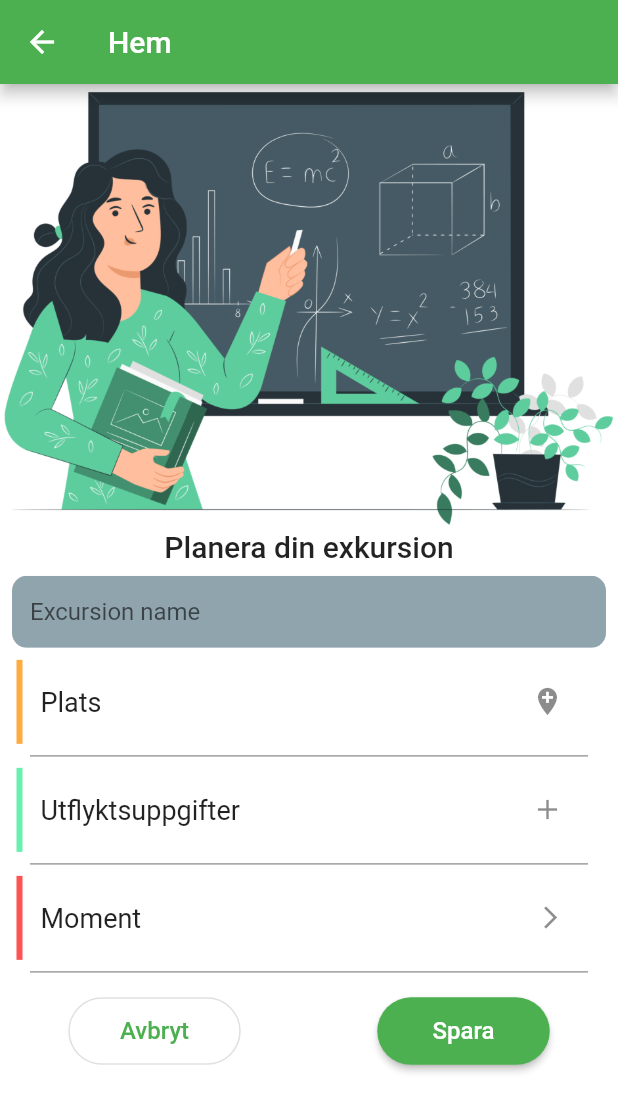
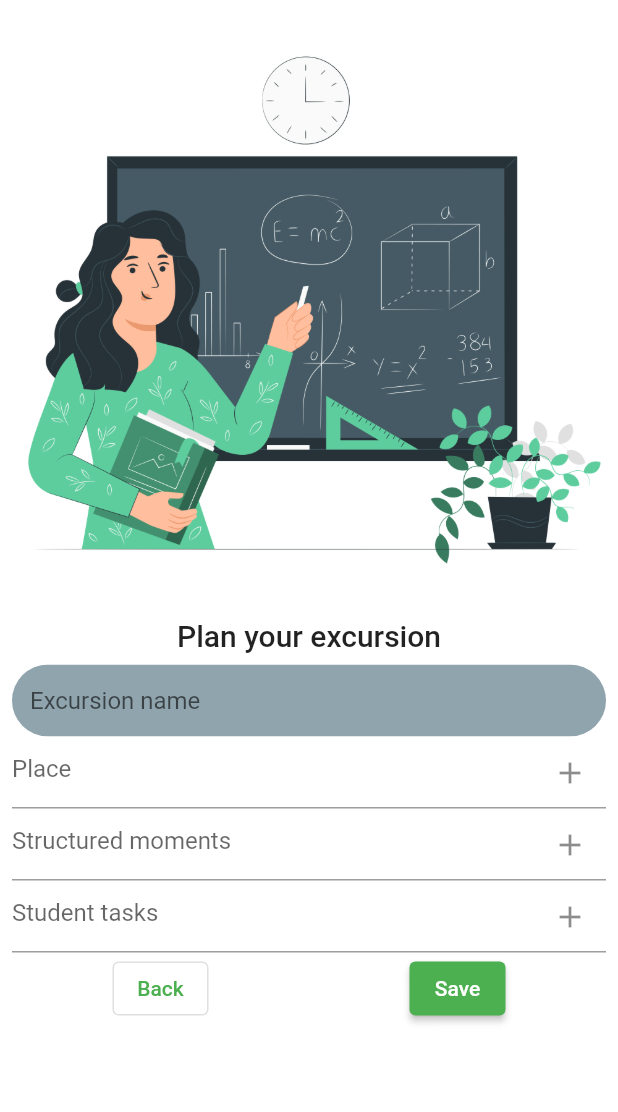
Before and after one commit to maxNyst/FAUNAtic_FrontEnd, a Flutter app: the LecturesScreen screen opened by its route, on a phone screen of 412 x 824 dp. Shown: the top 1112 px of the screen. Run offline on Flutter 3.47's test engine with Material 2 defaults, Android fonts, the phone set to English and light mode, and no system bars; our stand-ins replace firebase_auth, firebase_core, google_fonts; missing offline and left inert: dart:ffi; accounts and stored records are empty; statements that could not run were skipped.

Commit message:
Revert "Features lecurescreen"

```diff
--- a/lib/Screens/Excursions/excursions_screen.dart
+++ b/lib/Screens/Excursions/excursions_screen.dart
@@ -11,6 +11,9 @@ class ExcursionsScreen extends StatelessWidget {
     return Scaffold(
       appBar: AppBar(
         actions: [
+          IconButton(
+              icon: Icon(Icons.outbond_outlined),
+          )
         ],
         title: Text('Hem'),
       ),
@@ -73,6 +76,7 @@ class ExcursionButtons extends StatelessWidget {
             SizedBox(
             height: 225, // constrain height
             child: ListView(
+
               children: [
                 ListTile(
                   leading: Transform.translate(
--- a/lib/Screens/Lecture/lecture_screen.dart
+++ b/lib/Screens/Lecture/lecture_screen.dart
@@ -12,21 +12,17 @@ class LecturesScreen extends StatelessWidget {
       //   onPressed: null,
       //   label: Text('Save'),
       // ),
-      appBar: AppBar(
-        actions: [
-        ],
-        title: Text('Hem'),
-      ),
+
       body: SingleChildScrollView(
         child: Column(
           mainAxisAlignment: MainAxisAlignment.start,
           children: [
             Image.asset(
-              'assets/Teacher-panaV2.png',
+              'assets/Teacher-pana.png',
               width: size.width,
             ),
             Text(
-              'Planera din exkursion',
+              'Plan your excursion',
               style: Theme.of(context).textTheme.headline6,
             ),
             Padding(
@@ -35,7 +31,7 @@ class LecturesScreen extends StatelessWidget {
                 mainAxisAlignment: MainAxisAlignment.spaceEvenly,
                 children: [
                   ClipRRect(
-                    borderRadius: BorderRadius.all(Radius.circular(10.0)),
+                    borderRadius: BorderRadius.all(Radius.circular(50.0)),
                     child: TextField(
                       decoration: InputDecoration(
                           hintText: 'Excursion name',
@@ -46,45 +42,58 @@ class LecturesScreen extends StatelessWidget {
                           filled: true),
                     ),
                   ),
-                ],
+                  Padding(
+                    padding: const EdgeInsets.only(top: topPadding),
+                    child: TextField(
+                      decoration: InputDecoration(
+                        hintText: 'Place',
+                        suffixIcon: IconButton(
+                          icon: Icon(Icons.add),
+                          onPressed: () {},
                         ),
                       ),
-            PlanExcursionButtons(),
+                    ),
+                  ),
                   Padding(
-              padding: const EdgeInsets.only(bottom: 35.0),
+                    padding: const EdgeInsets.only(top: topPadding),
+                    child: TextField(
+                      decoration: InputDecoration(
+                        hintText: 'Structured moments',
+                        suffixIcon: IconButton(
+                          icon: Icon(Icons.add),
+                          onPressed: () {},
+                        ),
+                      ),
+                    ),
+                  ),
+                  Padding(
+                    padding: const EdgeInsets.only(top: topPadding),
+                    child: TextField(
+                      decoration: InputDecoration(
+                        hintText: 'Student tasks',
+                        suffixIcon: IconButton(
+                          icon: Icon(Icons.add),
+                          onPressed: () {
+                            print('student tasks');
+                          },
+                        ),
+                      ),
+                    ),
+                  ),
+                  Padding(
+                    padding: const EdgeInsets.only(top: topPadding*3),
                     child: Row(
                       mainAxisAlignment: MainAxisAlignment.spaceAround,
-
                       children: [
-                  SizedBox(
-                      width: 115.0,
-                      height: 45.0,
-                      child: OutlinedButton(
-                          style: OutlinedButton.styleFrom(
-                              shape: RoundedRectangleBorder(
-                                borderRadius: BorderRadius.circular(40.0),
-                              )
+                        OutlinedButton(
+                          onPressed: () {
+                            Navigator.pop(context);
+                          },
+                          child: Text('Back'),
                         ),
-                          onPressed: () {
-                            print('knappen funkar');
-                          },
-                          child: Text('Avbryt', style: TextStyle(fontSize: 16),)
-                      )
-                  ),
-                  SizedBox(
-                      width: 115.0,
-                      height: 45.0,
-                      child: ElevatedButton(
-                          style: OutlinedButton.styleFrom(
-                              shape: RoundedRectangleBorder(
-                                borderRadius: BorderRadius.circular(40.0),
-                              )
-                          ),
-                          onPressed: () {
-                            print('knappen funkar');
-                          },
-                          child: Text('Spara', style: TextStyle(fontSize: 16),)
-                      )
+                        ElevatedButton(
+                          onPressed: () {},
+                          child: Text('Save'),
                         ),
                       ],
                     ),
@@ -92,134 +101,11 @@ class LecturesScreen extends StatelessWidget {
                 ],
               ),
             ),
+
+
+          ],
+        ),
+      ),
     );
   }
 }
-
-class PlanExcursionButtons extends StatelessWidget {
-  const PlanExcursionButtons({
-    Key key,
-  }) : super(key: key);
-
-  @override
-  Widget build(BuildContext context) {
-    return Column(
-      children: [
-        Stack(
-            alignment: Alignment.bottomCenter,
-            children: [
-              Padding(padding: const EdgeInsets.only(bottom: 40.0)),
-              SizedBox(
-                height: 225, // constrain height
-                child: ListView(
-                  children: [
-                    ListTile(
-                      leading: Transform.translate(
-                        offset: Offset(-5, 0),
-                        child: Container(
-                          height: 70,
-                          width: 4,
-                          color: Colors.orangeAccent,
-                        ),
-                      ),
-                      title: Transform.translate(
-                        offset: Offset(-45, 0),
-                        child: Text(
-                          'Plats',
-                          style: TextStyle(fontSize: 18),
-                        ),
-                      ),
-                      trailing: Transform.translate(
-                        offset: Offset(-20, 0),
-                        child: Icon(
-                          Icons.add_location,
-                          size: 22,
-                        ),
-                      ),
-                      onTap: () {
-                        print('knappen funkar');
-                      },
-                    ),
-
-                    Divider(
-                      thickness: 1,
-                      color: Colors.grey,
-                      indent: 20,
-                      endIndent: 20,
-                    ),
-                    ListTile(
-                      leading: Transform.translate(
-                        offset: Offset(-5, 0),
-                        child: Container(
-                          height: 100,
-                          width: 4,
-                          color: Colors.greenAccent,
-                        ),
-                      ),
-                      title: Transform.translate(
-                        offset: Offset(-45, 0),
-                        child: Text(
-                          'Utflyktsuppgifter',
-                          style: TextStyle(fontSize: 18),
-                        ),
-                      ),
-                      trailing: Transform.translate(
-                        offset: Offset(-20, 0),
-                        child: Icon(
-                          Icons.add,
-                          size: 22,
-                        ),
-                      ),
-                      onTap: () {
-                        print('knappen funkar');
-                      },
-                    ),
-
-                    Divider(
-                      thickness: 1,
-                      color: Colors.grey,
-                      indent: 20,
-                      endIndent: 20,
-                    ),
-                    ListTile(
-                      leading: Transform.translate(
-                        offset: Offset(-5, 0),
-                        child: Container(
-                          height: 100,
-                          width: 4,
-                          color: Colors.redAccent,
-                        ),
-                      ),
-                      title: Transform.translate(
-                        offset: Offset(-45, 0),
-                        child: Text(
-                          'Moment',
-                          style: TextStyle(fontSize: 18),
-                        ),
-                      ),
-                      trailing: Transform.translate(
-                        offset: Offset(-20, 0),
-                        child: Icon(
-                          Icons.arrow_forward_ios,
-                          size: 18,
-                        ),
-                      ),
-                      onTap: () {
-                        print('knappen funkar');
-                      },
-                    ),
-
-                    Divider(
-                      thickness: 1,
-                      color: Colors.grey,
-                      indent: 20,
-                      endIndent: 20,
-                    ),
-                  ],
-                ),
-              ),]
-        ),
-      ],
-    );
-  }
-}
--- a/pubspec.yaml
+++ b/pubspec.yaml
@@ -47,7 +47,6 @@ flutter:
   assets:
 
     - assets/images/Forest-panaV2.png
-    - assets/Teacher-panaV2.png
     - assets/Teacher-pana.png
     - assets/Bear market-amico.png
     - assets/Classroom-amico.png
```
Also changed, not shown: assets/Teacher-panaV2.png (deleted), 3 other files. Lines whose indentation alone changed are shown as unchanged.
